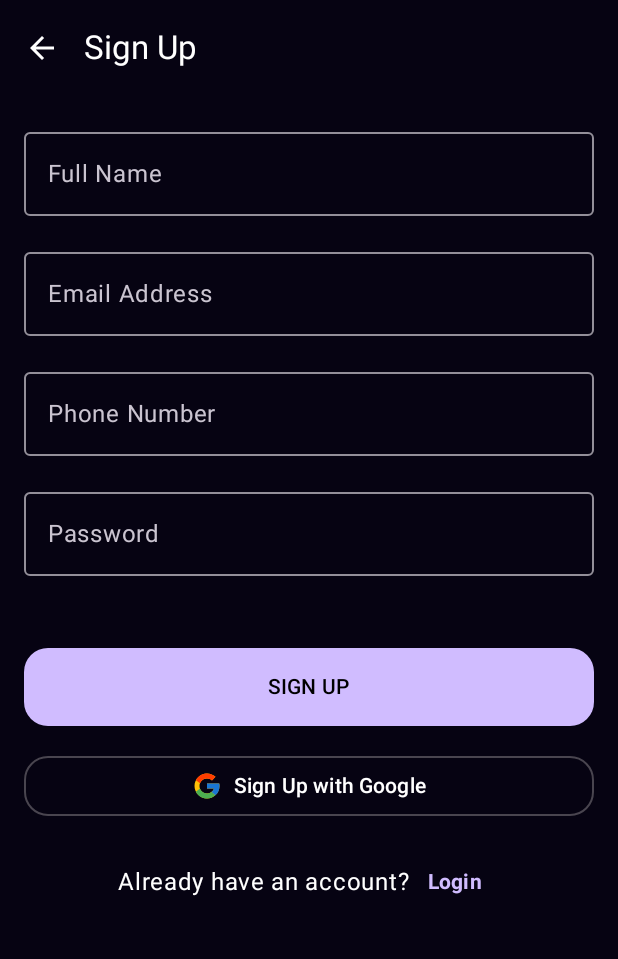
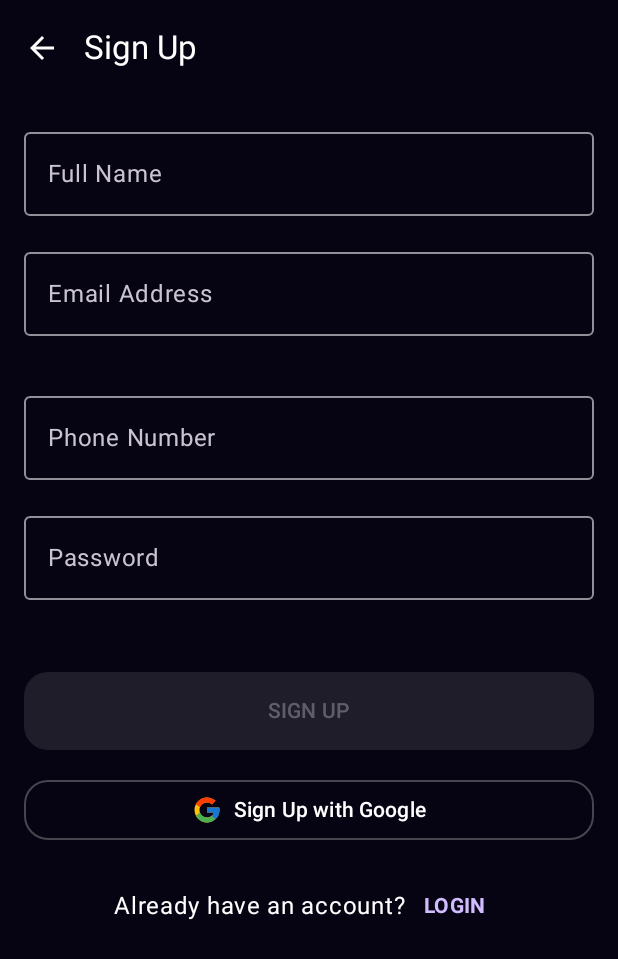
Before and after one commit to ahmetselimergin/contactflow, an Android app built with Jetpack Compose: the SignupScreen screen opened through its navigation route, on a phone screen of 412 x 824 dp. Shown: the top 959 px of the screen. Run offline under Robolectric (Android 15) with nearby library versions, the phone set to English and light mode, and no system bars; our stand-ins replace Firebase (no records; nobody signed in at launch, a user with empty details on screens opened directly); pictures from the network do not load.

Commit message:
firebase login

```diff
--- a/app/build.gradle.kts
+++ b/app/build.gradle.kts
@@ -2,6 +2,7 @@ plugins {
     alias(libs.plugins.android.application)
     alias(libs.plugins.kotlin.android)
     alias(libs.plugins.kotlin.compose)
+    id("com.google.gms.google-services")
 }
 
 android {
@@ -54,9 +55,12 @@ dependencies {
     implementation("androidx.navigation:navigation-compose:2.9.6")
     implementation("io.coil-kt:coil-compose:2.7.0")
     implementation("com.google.android.gms:play-services-maps:18.2.0")
+    implementation("com.google.android.gms:play-services-auth:21.4.0")
     implementation("com.google.maps.android:maps-compose:2.11.4")
     implementation("androidx.media3:media3-exoplayer:1.3.1")
     implementation("androidx.media3:media3-ui:1.3.1")
+    implementation(platform("com.google.firebase:firebase-bom:33.1.0"))
+    implementation("com.google.firebase:firebase-auth")
     testImplementation(libs.junit)
     androidTestImplementation(libs.androidx.junit)
     androidTestImplementation(libs.androidx.espresso.core)
--- a/app/src/main/java/com/example/contactflow/MainActivity.kt
+++ b/app/src/main/java/com/example/contactflow/MainActivity.kt
@@ -19,6 +19,7 @@ import com.example.contactflow.ui.screens.ProfileScreen
 import com.example.contactflow.ui.screens.SignupScreen
 import com.example.contactflow.ui.screens.WelcomeScreen
 import com.example.contactflow.ui.theme.ContactFlowTheme
+import com.google.firebase.auth.FirebaseAuth
 
 object DataSource {
     val events = listOf(
@@ -63,7 +64,10 @@ class MainActivity : ComponentActivity() {
 @Composable
 fun ContactFlowApp() {
     val navController = rememberNavController()
-    NavHost(navController = navController, startDestination = "welcome") { // Changed start destination
+    val currentUser = FirebaseAuth.getInstance().currentUser
+    val startDestination = if (currentUser != null) "eventList" else "welcome"
+
+    NavHost(navController = navController, startDestination = startDestination) { // Changed start destination
         composable("welcome") { WelcomeScreen(navController = navController) }
         composable("login") { LoginScreen(navController = navController) }
         composable("signup") { SignupScreen(navController = navController) }
--- /dev/null
+++ b/app/src/main/java/com/example/contactflow/auth/GoogleAuthHandler.kt
@@ -0,0 +1,84 @@
+package com.example.contactflow.auth
+
+import android.content.Context
+import android.widget.Toast
+import androidx.activity.compose.rememberLauncherForActivityResult
+import androidx.activity.result.contract.ActivityResultContracts
+import androidx.compose.runtime.Composable
+import androidx.compose.runtime.remember
+import androidx.compose.ui.platform.LocalContext
+import androidx.navigation.NavController
+import androidx.navigation.NavGraph.Companion.findStartDestination
+import com.google.android.gms.auth.api.signin.GoogleSignIn
+import com.google.android.gms.auth.api.signin.GoogleSignInOptions
+import com.google.android.gms.common.api.ApiException
+import com.google.firebase.auth.FirebaseAuth
+import com.google.firebase.auth.GoogleAuthProvider
+
+sealed class AuthResult {
+    object Success : AuthResult()
+    data class Failure(val exception: Exception?) : AuthResult()
+}
+
+@Composable
+fun rememberGoogleSignInLauncher(
+    onResult: (AuthResult) -> Unit
+): () -> Unit {
+    val context = LocalContext.current
+    val firebaseAuth = FirebaseAuth.getInstance()
+
+    val gso = remember {
+        GoogleSignInOptions.Builder(GoogleSignInOptions.DEFAULT_SIGN_IN)
+            .requestIdToken("300914565509-isrh2qhee0jsq49dg9uo1i67fs5dimps.apps.googleusercontent.com")
+            .requestEmail()
+            .build()
+    }
+    val googleSignInClient = remember { GoogleSignIn.getClient(context, gso) }
+
+    val launcher = rememberLauncherForActivityResult(
+        contract = ActivityResultContracts.StartActivityForResult()
+    ) { result ->
+        val task = GoogleSignIn.getSignedInAccountFromIntent(result.data)
+        try {
+            val account = task.getResult(ApiException::class.java)!!
+            val credential = GoogleAuthProvider.getCredential(account.idToken!!, null)
+            firebaseAuth.signInWithCredential(credential)
+                .addOnCompleteListener { authTask ->
+                    if (authTask.isSuccessful) {
+                        onResult(AuthResult.Success)
+                    } else {
+                        onResult(AuthResult.Failure(authTask.exception))
+                    }
+                }
+        } catch (e: ApiException) {
+            onResult(AuthResult.Failure(e))
+        }
+    }
+
+    return { launcher.launch(googleSignInClient.signInIntent) }
+}
+
+
+fun handleGoogleAuthResult(
+    result: AuthResult,
+    navController: NavController,
+    context: Context
+) {
+    when (result) {
+        is AuthResult.Success -> {
+            navController.navigate("eventList") {
+                popUpTo(navController.graph.findStartDestination().id) {
+                    inclusive = true
+                }
+                launchSingleTop = true
+            }
+        }
+        is AuthResult.Failure -> {
+            val message = when (result.exception) {
+                is ApiException -> "Google sign in failed: ${result.exception.statusCode}"
+                else -> result.exception?.message ?: "Authentication failed."
+            }
+            Toast.makeText(context, message, Toast.LENGTH_SHORT).show()
+        }
+    }
+}
--- a/app/src/main/java/com/example/contactflow/ui/screens/SignupScreen.kt
+++ b/app/src/main/java/com/example/contactflow/ui/screens/SignupScreen.kt
@@ -1,5 +1,6 @@
 package com.example.contactflow.ui.screens
 
+import android.util.Patterns
 import androidx.compose.foundation.layout.Arrangement
 import androidx.compose.foundation.layout.Column
 import androidx.compose.foundation.layout.Row
@@ -33,13 +34,18 @@ import androidx.compose.runtime.setValue
 import androidx.compose.ui.Alignment
 import androidx.compose.ui.Modifier
 import androidx.compose.ui.graphics.Color
+import androidx.compose.ui.platform.LocalContext
 import androidx.compose.ui.res.painterResource
+import androidx.compose.ui.res.stringResource
 import androidx.compose.ui.text.font.FontWeight
 import androidx.compose.ui.text.input.KeyboardType
 import androidx.compose.ui.text.input.PasswordVisualTransformation
 import androidx.compose.ui.unit.dp
 import androidx.navigation.NavController
 import com.example.contactflow.R
+import com.example.contactflow.auth.handleGoogleAuthResult
+import com.example.contactflow.auth.rememberGoogleSignInLauncher
+import com.google.firebase.auth.FirebaseAuth
 
 @OptIn(ExperimentalMaterial3Api::class)
 @Composable
@@ -48,11 +54,19 @@ fun SignupScreen(navController: NavController) {
     var email by remember { mutableStateOf("") }
     var phone by remember { mutableStateOf("") }
     var password by remember { mutableStateOf("") }
+    val context = LocalContext.current
+
+    val isEmailValid = Patterns.EMAIL_ADDRESS.matcher(email).matches()
+    val isFormValid = name.isNotBlank() && email.isNotBlank() && phone.isNotBlank() && password.isNotBlank() && isEmailValid
+
+    val googleSignInLauncher = rememberGoogleSignInLauncher {
+        handleGoogleAuthResult(it, navController, context)
+    }
 
     Scaffold(
         topBar = {
             TopAppBar(
-                title = { Text("Sign Up") },
+                title = { Text(stringResource(R.string.signup_title)) },
                 navigationIcon = {
                     IconButton(onClick = { navController.popBackStack() }) {
                         Icon(Icons.AutoMirrored.Filled.ArrowBack, contentDescription = "Back")
@@ -72,27 +86,33 @@ fun SignupScreen(navController: NavController) {
             OutlinedTextField(
                 value = name,
                 onValueChange = { name = it },
-                label = { Text("Full Name") },
+                label = { Text(stringResource(R.string.full_name_label)) },
                 modifier = Modifier.fillMaxWidth()
             )
             OutlinedTextField(
                 value = email,
                 onValueChange = { email = it },
-                label = { Text("Email Address") },
+                label = { Text(stringResource(R.string.email_address_label)) },
                 keyboardOptions = KeyboardOptions(keyboardType = KeyboardType.Email),
-                modifier = Modifier.fillMaxWidth()
+                modifier = Modifier.fillMaxWidth(),
+                isError = email.isNotEmpty() && !isEmailValid,
+                supportingText = {
+                    if (email.isNotEmpty() && !isEmailValid) {
+                        Text(stringResource(R.string.valid_email_prompt))
+                    }
+                }
             )
             OutlinedTextField(
                 value = phone,
                 onValueChange = { phone = it },
-                label = { Text("Phone Number") },
+                label = { Text(stringResource(R.string.phone_number_label)) },
                 keyboardOptions = KeyboardOptions(keyboardType = KeyboardType.Phone),
                 modifier = Modifier.fillMaxWidth()
             )
             OutlinedTextField(
                 value = password,
                 onValueChange = { password = it },
-                label = { Text("Password") },
+                label = { Text(stringResource(R.string.password_label)) },
                 visualTransformation = PasswordVisualTransformation(),
                 keyboardOptions = KeyboardOptions(keyboardType = KeyboardType.Password),
                 modifier = Modifier.fillMaxWidth()
@@ -101,32 +121,42 @@ fun SignupScreen(navController: NavController) {
             Spacer(modifier = Modifier.height(16.dp))
 
             Button(
-                onClick = { /* TODO: Handle signup */ navController.navigate("eventList") },
+                onClick = {
+                    FirebaseAuth.getInstance().createUserWithEmailAndPassword(email, password)
+                        .addOnCompleteListener { task ->
+                            if (task.isSuccessful) {
+                                navController.navigate("eventList")
+                            } else {
+                                android.widget.Toast.makeText(context, task.exception?.message, android.widget.Toast.LENGTH_SHORT).show()
+                            }
+                        }
+                },
                 modifier = Modifier.fillMaxWidth(),
-                shape = RoundedCornerShape(16.dp)
+                shape = RoundedCornerShape(16.dp),
+                enabled = isFormValid
             ) {
-                Text("SIGN UP", modifier = Modifier.padding(vertical = 8.dp))
+                Text(stringResource(R.string.signup_button), modifier = Modifier.padding(vertical = 8.dp))
             }
 
             OutlinedButton(
-                onClick = { /* TODO: Handle Google Sign-in */ },
+                onClick = { googleSignInLauncher() },
                 modifier = Modifier.fillMaxWidth(),
                 shape = RoundedCornerShape(16.dp),
                 colors = ButtonDefaults.outlinedButtonColors(contentColor = MaterialTheme.colorScheme.onBackground)
             ) {
                 Icon(
-                    painter = painterResource(id = R.drawable.ic_google_logo), // You need to add this drawable
+                    painter = painterResource(id = R.drawable.ic_google_logo),
                     contentDescription = "Google Logo",
                     modifier = Modifier.size(20.dp),
                     tint = Color.Unspecified
                 )
-                Text("Sign Up with Google", modifier = Modifier.padding(start = 8.dp))
+                Text(stringResource(R.string.signup_with_google_button), modifier = Modifier.padding(start = 8.dp))
             }
 
             Row(verticalAlignment = Alignment.CenterVertically) {
-                Text("Already have an account?")
+                Text(stringResource(R.string.already_have_account_text))
                 TextButton(onClick = { navController.navigate("login") }) {
-                    Text("Login", fontWeight = FontWeight.Bold)
+                    Text(stringResource(R.string.login_button), fontWeight = FontWeight.Bold)
                 }
             }
         }
--- a/app/src/main/res/values/strings.xml
+++ b/app/src/main/res/values/strings.xml
@@ -1,3 +1,24 @@
 <resources>
     <string name="app_name">Contact Flow</string>
+
+    <!-- Common -->
+    <string name="email_address_label">Email Address</string>
+    <string name="password_label">Password</string>
+    <string name="valid_email_prompt">Please enter a valid email</string>
+    <string name="auth_failed_message">Authentication failed.</string>
+
+    <!-- Login Screen -->
+    <string name="login_title">Login</string>
+    <string name="login_button">LOGIN</string>
+    <string name="login_with_google_button">Login with Google</string>
+    <string name="dont_have_account_text">Don\'t have an account?</string>
+
+    <!-- Signup Screen -->
+    <string name="signup_title">Sign Up</string>
+    <string name="full_name_label">Full Name</string>
+    <string name="phone_number_label">Phone Number</string>
+    <string name="signup_button">SIGN UP</string>
+    <string name="signup_with_google_button">Sign Up with Google</string>
+    <string name="already_have_account_text">Already have an account?</string>
+
 </resources>
--- a/build.gradle.kts
+++ b/build.gradle.kts
@@ -3,4 +3,5 @@ plugins {
     alias(libs.plugins.android.application) apply false
     alias(libs.plugins.kotlin.android) apply false
     alias(libs.plugins.kotlin.compose) apply false
+    id("com.google.gms.google-services") version "4.4.4" apply false
 }
```
Also changed, not shown: app/src/main/java/com/example/contactflow/ui/screens/LoginScreen.kt (+42 -12 lines), app/src/main/java/com/example/contactflow/ui/screens/ProfileScreen.kt (+26 -1 lines), 1 other file.
